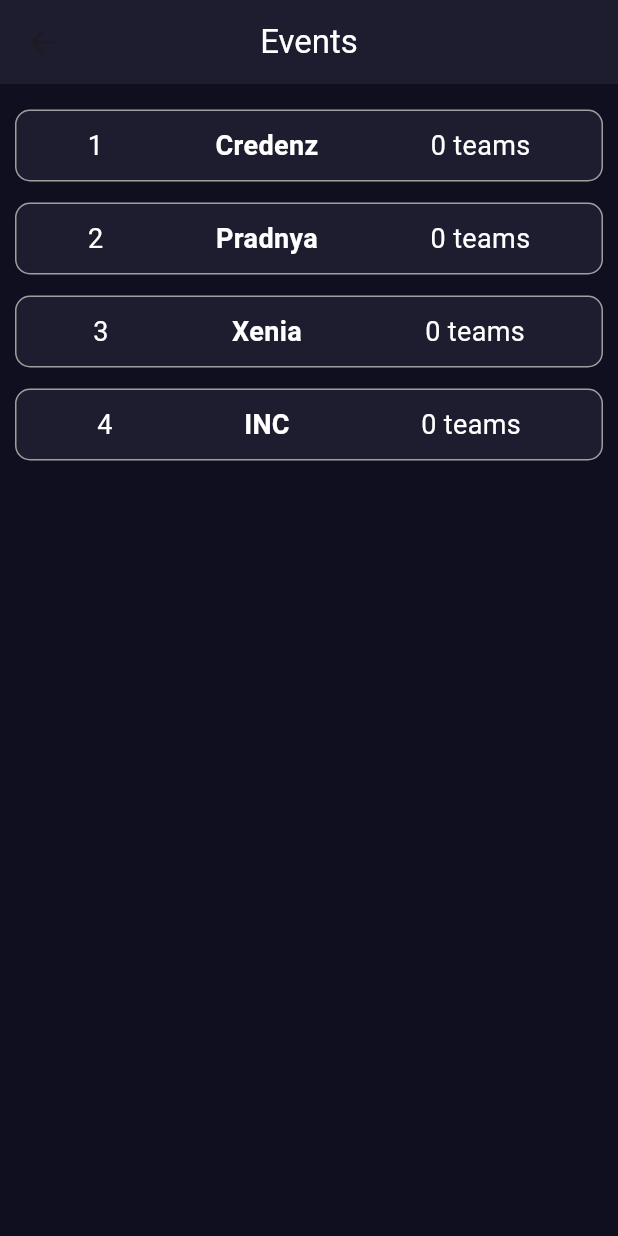
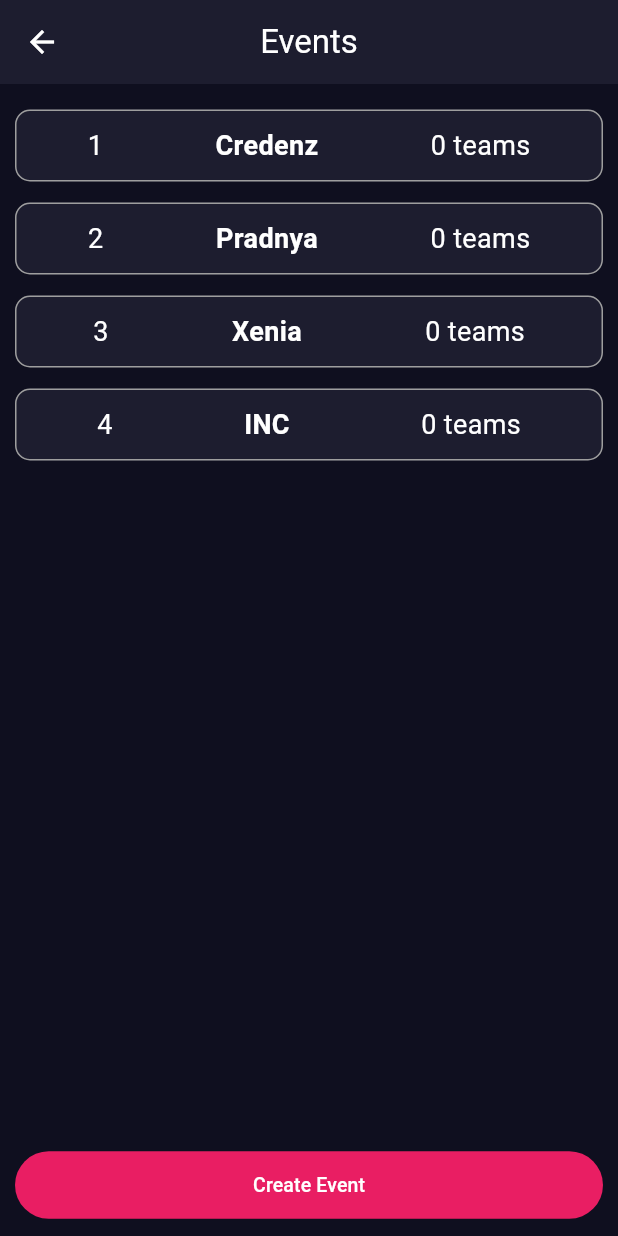
Before and after one commit to Jaytodawat/event-judging-app, a Flutter app: the AdminHomeScreen screen opened directly, after a tap on "View All Events", on a phone screen of 412 x 824 dp. Run offline on Flutter 3.47's test engine with Material 3 defaults, Android fonts, the phone set to English and light mode, and no system bars; our stand-ins replace flip_card.

Commit message:
Minor changes in admin screens

```diff
--- a/lib/features/domain/entities/Team.dart
+++ b/lib/features/domain/entities/Team.dart
@@ -5,4 +5,6 @@ class Team {
   late String name;
   late Map<String, int> marks;
   late Event event;
+
+  Team(this.id, this.name, this.marks, this.event);
 }
--- a/lib/features/presentation/screens/AdminHomeScreen.dart
+++ b/lib/features/presentation/screens/Admin/AdminHomeScreen.dart
@@ -1,7 +1,8 @@
 import 'package:flutter/material.dart';
 import 'package:judge_assist_app/constants.dart';
-import 'package:judge_assist_app/features/presentation/screens/event_screen.dart';
-import 'package:judge_assist_app/features/presentation/screens/home_screen.dart';
+import 'package:judge_assist_app/features/presentation/screens/Admin/admin_event_list_screen.dart';
+import 'package:judge_assist_app/features/presentation/screens/Judge/event_screen.dart';
+import 'package:judge_assist_app/features/presentation/screens/Judge/home_screen.dart';
 
 class AdminHomeScreen extends StatelessWidget {
   const AdminHomeScreen({super.key});
@@ -10,7 +11,7 @@ class AdminHomeScreen extends StatelessWidget {
   Widget build(BuildContext context) {
     return Scaffold(
         appBar: AppBar(
-          title: Text("Admin Screen",
+          title: const Text("Admin Screen",
           style: TextStyle(
             // color: Color(0xFFff0049)
             color: Colors.white
@@ -24,7 +25,7 @@ class AdminHomeScreen extends StatelessWidget {
           children: [
             TextButton(onPressed: (){}, child: Text("Register Event",style: kButtonStyle,)),
             TextButton(onPressed: (){
-              Navigator.push(context, MaterialPageRoute(builder: (context) => HomeScreen()));
+              Navigator.push(context, MaterialPageRoute(builder: (context) => EventListScreen()));
             }, child: Text("View All Events",style: kButtonStyle,),)
           ],
         ),
--- a/lib/features/presentation/screens/CreateEventScreen.dart
+++ b/lib/features/presentation/screens/Admin/CreateEventScreen.dart
@@ -4,7 +4,7 @@ import 'package:judge_assist_app/features/presentation/widgets/custom_buttons.da
 import 'package:judge_assist_app/features/presentation/widgets/reusable_textfields.dart';
 import 'package:provider/provider.dart';
 import 'package:judge_assist_app/constants.dart';
-import '../providers/event_provider.dart';
+import '../../providers/event_provider.dart';
 
 class CreateEventScreen extends StatelessWidget {
   CreateEventScreen({super.key});
@@ -12,6 +12,18 @@ class CreateEventScreen extends StatelessWidget {
   final TextEditingController idController = TextEditingController();
   final TextEditingController nameController = TextEditingController();
   final TextEditingController parametersController = TextEditingController();
+
+  Event _addEvent(){
+    String id = idController.text;
+    String name = nameController.text;
+    String parameters = parametersController.text;
+    List<String> parameterList = parameters.split(",");
+    for(int i = 0; i < parameterList.length; i++){
+      parameterList[i] = parameterList[i].trim();
+    }
+    Event event = Event(int.parse(id), name, parameterList, []);
+    return event;
+  }
 
   @override
   Widget build(BuildContext context) {
@@ -102,7 +114,7 @@ class CreateEventScreen extends StatelessWidget {
                             borderRadius: BorderRadius.circular(10.0)),
                         contentPadding: EdgeInsets.zero,
                         label: const Text(
-                          "Judging Parameters (Separated by ,)",
+                          "Parameters",
                           style: TextStyle(
                               color: Colors.white, fontWeight: FontWeight.bold),
                         )),
@@ -117,8 +129,10 @@ class CreateEventScreen extends StatelessWidget {
                   ),
                   child: TextButton(
                     onPressed: () {
-                      String id = idController.text;
-                      String name = nameController.text;
+                      Event event = _addEvent();
+                      eventList.add(event);
+                      Provider.of<EventListModel>(context, listen: false).refreshList();
+                      Navigator.pop(context);
                     },
                     child: Text(
                       "Add",
--- /dev/null
+++ b/lib/features/presentation/screens/Admin/admin_event_list_screen.dart
@@ -0,0 +1,65 @@
+import 'package:flutter/material.dart';
+import 'package:judge_assist_app/features/presentation/screens/Admin/CreateEventScreen.dart';
+import 'package:judge_assist_app/features/presentation/screens/Admin/admin_event_teams_screen.dart';
+import 'package:provider/provider.dart';
+
+import '../../../domain/entities/Event.dart';
+import '../../providers/event_provider.dart';
+import '../../widgets/custom_buttons.dart';
+import '../../widgets/event_card.dart';
+
+class EventListScreen extends StatelessWidget {
+  const EventListScreen({super.key});
+
+  @override
+  Widget build(BuildContext context) {
+    final List<Event> eventList = Provider.of<EventListModel>(context).events;
+    return SafeArea(
+      child: Scaffold(
+        appBar: AppBar(
+          title: const Text(
+            'Events',
+            style: TextStyle(color: Colors.white),
+          ),
+          centerTitle: true,
+        ),
+        body: Container(
+          padding: const EdgeInsets.symmetric(horizontal: 10, vertical: 10),
+          child: Consumer<EventListModel>(
+            builder: (context, eventListModel, _) => ListView.builder(
+              itemCount: eventList.length,
+              itemBuilder: (context, index) {
+                Event event = eventList[index];
+                return EventCard(
+                  event: event,
+                  onTap: () {
+                    Navigator.push(
+                      context,
+                      MaterialPageRoute(
+                        builder: (context) => EventTeamScreen(
+                          event: event,
+                        ),
+                      ),
+                    );
+                  },
+                );
+              },
+            ),
+          ),
+        ),
+        bottomNavigationBar: RoundedButton(
+          text: "Create Event",
+          onPressed: () {
+            Navigator.push(
+              context,
+              MaterialPageRoute(
+                builder: (context) => CreateEventScreen(),
+              ),
+            );
+          },
+        ),
+      ),
+
+    );
+  }
+}
--- a/lib/features/presentation/screens/event_screen.dart
+++ b/lib/features/presentation/screens/Judge/event_screen.dart
@@ -1,21 +1,19 @@
 import 'package:flutter/material.dart';
 import 'package:judge_assist_app/features/domain/entities/Event.dart';
 import 'package:judge_assist_app/features/domain/entities/Team.dart';
+import 'package:judge_assist_app/features/presentation/screens/Judge/update_team.dart';
 import 'package:judge_assist_app/features/presentation/widgets/custom_buttons.dart';
 import 'package:judge_assist_app/features/presentation/providers/event_provider.dart';
 import 'package:judge_assist_app/features/presentation/widgets/team_card.dart';
 import 'package:provider/provider.dart';
 
-import 'create_team.dart';
-
 class EventScreen extends StatelessWidget {
-  final int eventIndex;
-  const EventScreen({super.key, required this.eventIndex});
+  final Event event;
+  const EventScreen({super.key, required this.event});
 
   @override
   Widget build(BuildContext context) {
     final List<Event> events = Provider.of<EventListModel>(context).events;
-    final Event event = events[eventIndex];
     final List<Team> teams = event.teams;
     return SafeArea(
       child: Scaffold(
@@ -40,20 +38,21 @@ class EventScreen extends StatelessWidget {
                     itemCount: teams.length,
                     itemBuilder: (context, index) {
                       Team team = teams[index];
-                        return TeamCard(index: index, team: team);
-                      }),
-                ),
-        ),
-        bottomNavigationBar: RoundedButton(
-          text: "Create and Judge Team",
-          onPressed: () {
+                      return TeamCard(
+                        team: team,
+                        event: event,
+                        onTap: () {
                           Navigator.push(
                             context,
                             MaterialPageRoute(
-                builder: (context) => CreateTeamScreen(event: event),
+                              builder: (context) => UpdateTeamScreen(event: event, team: team),
                             ),
                           );
                         },
+                      );
+                    },
+                  ),
+                ),
         ),
       ),
     );
--- a/lib/features/presentation/screens/home_screen.dart
+++ b/lib/features/presentation/screens/Judge/home_screen.dart
@@ -1,10 +1,10 @@
 import 'package:flutter/material.dart';
-import 'package:judge_assist_app/features/presentation/screens/event_screen.dart';
+import 'package:judge_assist_app/features/presentation/screens/Judge/event_screen.dart';
 import 'package:judge_assist_app/features/presentation/widgets/event_card.dart';
 import 'package:judge_assist_app/features/presentation/providers/event_provider.dart';
 import 'package:provider/provider.dart';
 
-import '../../domain/entities/Event.dart';
+import '../../../domain/entities/Event.dart';
 
 class HomeScreen extends StatelessWidget {
   const HomeScreen({super.key});
@@ -29,14 +29,13 @@ class HomeScreen extends StatelessWidget {
               itemBuilder: (context, index) {
                 Event event = eventList[index];
                 return EventCard(
-                  index: index,
                   event: event,
                   onTap: () {
                     Navigator.push(
                       context,
                       MaterialPageRoute(
                         builder: (context) => EventScreen(
-                          eventIndex: index,
+                          event: event,
                         ),
                       ),
                     );
--- a/lib/features/presentation/widgets/custom_buttons.dart
+++ b/lib/features/presentation/widgets/custom_buttons.dart
@@ -15,7 +15,7 @@ class RoundedButton extends StatelessWidget {
           shape: RoundedRectangleBorder(
               borderRadius: BorderRadius.circular(30)
           ),
-          backgroundColor: Colors.black,
+          backgroundColor: Colors.pink,
         ),
         child: Padding(
           padding: const EdgeInsets.symmetric(horizontal: 50, vertical: 5),
--- a/lib/features/presentation/widgets/event_card.dart
+++ b/lib/features/presentation/widgets/event_card.dart
@@ -1,16 +1,14 @@
 import 'package:flutter/material.dart';
 import 'package:judge_assist_app/features/domain/entities/Event.dart';
-import 'package:judge_assist_app/features/presentation/screens/event_screen.dart';
+import 'package:judge_assist_app/features/presentation/screens/Judge/event_screen.dart';
 
 import '../../../constants.dart';
 
 class EventCard extends StatelessWidget {
-  final int index;
   final Event event;
   final void Function() onTap;
   const EventCard(
       {super.key,
-      required this.index,
       required this.event,
       required this.onTap});
 
@@ -34,7 +32,7 @@ class EventCard extends StatelessWidget {
             child: Row(
               mainAxisAlignment: MainAxisAlignment.spaceAround,
               children: [
-                Text((index+1).toString(),
+                Text((event.id).toString(),
                 style: kEventCardStyle
                 ),
                 Text(event.name.toString(),
--- a/lib/features/presentation/widgets/team_card.dart
+++ b/lib/features/presentation/widgets/team_card.dart
@@ -3,11 +3,13 @@ import 'package:judge_assist_app/features/domain/entities/Event.dart';
 
 import '../../domain/entities/Team.dart';
 import '../../../constants.dart';
+import '../screens/Judge/update_team.dart';
 
 class TeamCard extends StatelessWidget {
-  final int index;
+  final Event event;
   final Team team;
-  const TeamCard({super.key, required this.index, required this.team});
+  final void Function() onTap;
+  const TeamCard({super.key,  required this.team, required this.event, required this.onTap});
 
   @override
   Widget build(BuildContext context) {
@@ -64,17 +66,7 @@ class TeamCard extends StatelessWidget {
           ),
         ),
       ),
-      onTap: () {
-        // Navigator.push(
-        //   context,
-        //   MaterialPageRoute(
-        //     builder: (context) => StationDetailScreen(
-        //       station: station,
-        //       stationIndex: index,
-        //     ),
-        //   ),
-        // );
-      },
+      onTap: onTap,
     );
   }
 }
```
Also changed, not shown: lib/features/data/datasource/data_source.dart (added, +26 -0 lines), lib/features/presentation/screens/Admin/AddTeam.dart (renamed from lib/features/presentation/screens/AddTeam.dart, +24 -8 lines), lib/features/presentation/screens/Admin/admin_event_teams_screen.dart (added, +68 -0 lines), lib/features/presentation/screens/Admin/team_detail_screen.dart (added, +19 -0 lines), lib/features/presentation/screens/Judge/update_team.dart (renamed from lib/features/presentation/screens/create_team.dart, +18 -30 lines), lib/features/presentation/screens/LoginScreen.dart (+19 -2 lines), lib/main.dart (+10 -7 lines). Lines whose indentation alone changed are shown as unchanged.
